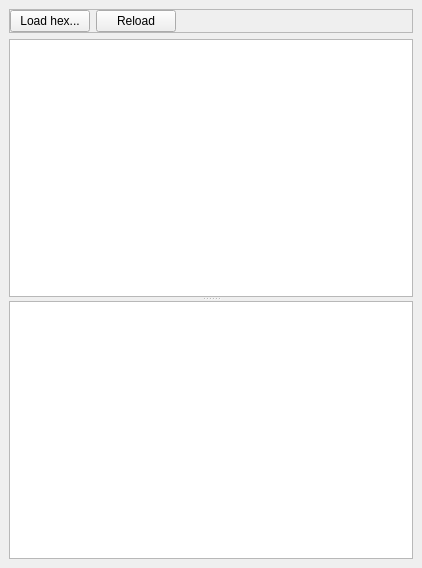
gdevic/Z80Explorer, file src/DockMonitor.ui: the form before one commit.
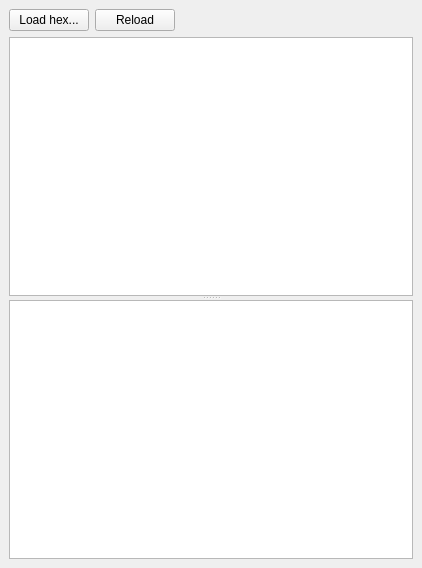
The form after the commit.

Commit message: Rewriting Dock Monitor using a new frameless style

The edit to the form file:
```diff
--- a/src/DockMonitor.ui
+++ b/src/DockMonitor.ui
@@ -16,26 +16,7 @@
   <widget class="QWidget" name="dockWidgetContents">
    <layout class="QVBoxLayout" name="verticalLayout">
     <item>
-     <widget class="QFrame" name="frame">
-      <property name="frameShape">
-       <enum>QFrame::StyledPanel</enum>
-      </property>
-      <property name="frameShadow">
-       <enum>QFrame::Raised</enum>
-      </property>
       <layout class="QHBoxLayout" name="horizontalLayout">
-       <property name="leftMargin">
-        <number>0</number>
-       </property>
-       <property name="topMargin">
-        <number>0</number>
-       </property>
-       <property name="rightMargin">
-        <number>0</number>
-       </property>
-       <property name="bottomMargin">
-        <number>0</number>
-       </property>
        <item>
         <widget class="QPushButton" name="btLoad">
          <property name="sizePolicy">
@@ -63,14 +44,13 @@
          </property>
          <property name="sizeHint" stdset="0">
           <size>
-           <width>237</width>
+          <width>40</width>
            <height>20</height>
           </size>
          </property>
         </spacer>
        </item>
       </layout>
-     </widget>
     </item>
     <item>
      <widget class="QSplitter" name="splitter">
```
Lines whose indentation alone changed are shown as unchanged.
